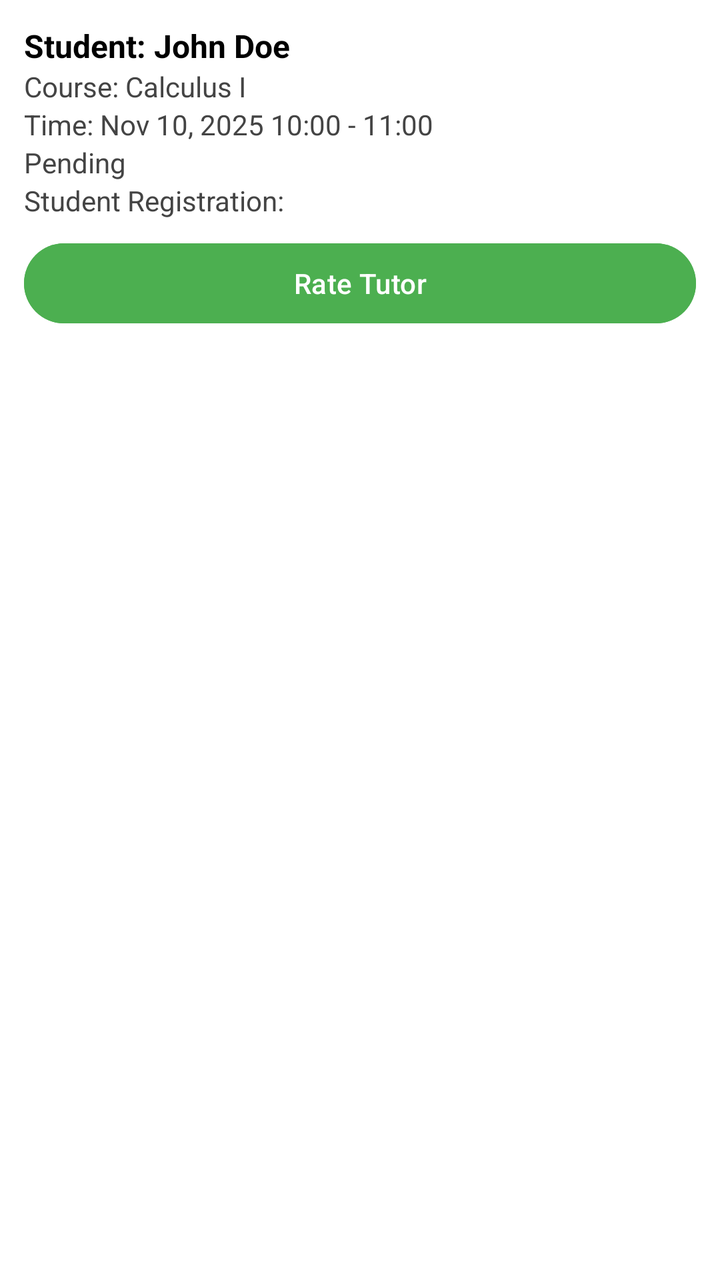
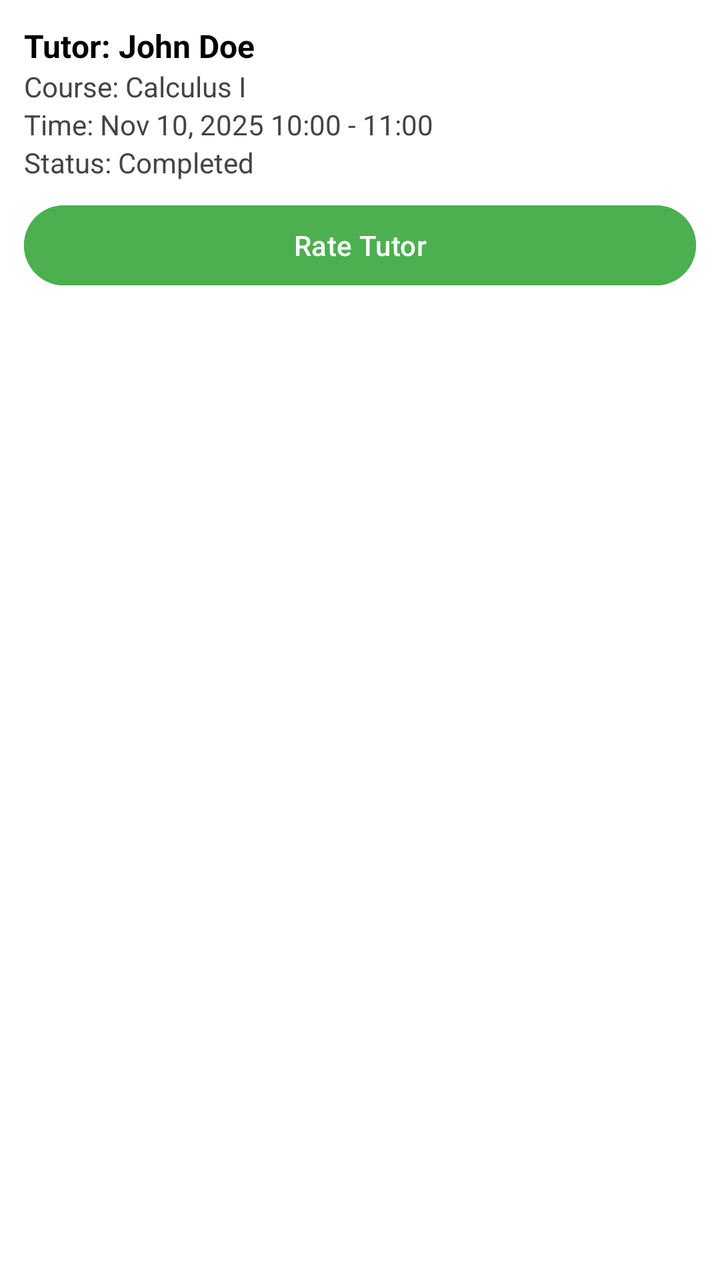

Screens rendered from an Android XML layout before and after an edit, with the pre-edit source and the edit as a unified diff.
<!-- AndroidManifest.xml: application theme Theme.Math_tutor_application -->
<!-- res/layout/div4_item_past_session_adaptor.xml -->
<?xml version="1.0" encoding="utf-8"?>
<LinearLayout xmlns:android="http://schemas.android.com/apk/res/android"
    android:layout_width="match_parent"
    android:layout_height="wrap_content"
    android:orientation="vertical"
    android:padding="12dp"
    android:background="@android:color/white"
    android:layout_marginBottom="8dp"
    android:elevation="2dp">

    <TextView
        android:id="@+id/studentName"
        android:layout_width="wrap_content"
        android:layout_height="wrap_content"
        android:text="Student: John Doe"
        android:textStyle="bold"
        android:textSize="16sp"
        android:textColor="#000000" />


    <TextView
        android:id="@+id/course"
        android:layout_width="wrap_content"
        android:layout_height="wrap_content"
        android:text="Course: Calculus I"
        android:textSize="14sp"
        android:textColor="#444444" />

    <TextView
        android:id="@+id/time"
        android:layout_width="wrap_content"
        android:layout_height="wrap_content"
        android:text="Time: Nov 10, 2025 10:00 - 11:00"
        android:textSize="14sp"
        android:textColor="#444444" />

    <TextView
        android:id="@+id/status"
        android:layout_width="wrap_content"
        android:layout_height="wrap_content"
        android:text="Pending"
        android:textSize="14sp"
        android:textColor="#444444" />

    <TextView
        android:id="@+id/studentRegistration"
        android:layout_width="wrap_content"
        android:layout_height="wrap_content"
        android:text="Student Registration:"
        android:textSize="14sp"
        android:textColor="#444444" />

    <LinearLayout
        android:layout_width="match_parent"
        android:layout_height="wrap_content"
        android:orientation="horizontal"
        android:gravity="center_horizontal"
        android:layout_marginTop="8dp">

        <Button
            android:id="@+id/approveBtn"
            android:layout_width="match_parent"
            android:layout_height="wrap_content"
            android:text="Rate Tutor"
            android:backgroundTint="#4CAF50"
            android:textColor="#FFFFFF" />

    </LinearLayout>
</LinearLayout>
<!-- resources referenced by this layout -->
<resources>
  <style name="Theme.Math_tutor_application" parent="Base.Theme.Math_tutor_application" />
  <style name="Base.Theme.Math_tutor_application" parent="Theme.Material3.DayNight.NoActionBar">
          
          
      </style>
</resources>

<!-- the commit's change to res/layout/div4_item_past_session_adaptor.xml (unified diff, before → after) -->
@@ -9,10 +9,10 @@
     android:elevation="2dp">
 
     <TextView
-        android:id="@+id/studentName"
+        android:id="@+id/tutorName"
         android:layout_width="wrap_content"
         android:layout_height="wrap_content"
-        android:text="Student: John Doe"
+        android:text="Tutor: John Doe"
         android:textStyle="bold"
         android:textSize="16sp"
         android:textColor="#000000" />
@@ -38,17 +38,11 @@
         android:id="@+id/status"
         android:layout_width="wrap_content"
         android:layout_height="wrap_content"
-        android:text="Pending"
+        android:text="Status: Completed"
         android:textSize="14sp"
         android:textColor="#444444" />
 
-    <TextView
-        android:id="@+id/studentRegistration"
-        android:layout_width="wrap_content"
-        android:layout_height="wrap_content"
-        android:text="Student Registration:"
-        android:textSize="14sp"
-        android:textColor="#444444" />
+
 
     <LinearLayout
         android:layout_width="match_parent"
@@ -58,7 +52,7 @@
         android:layout_marginTop="8dp">
 
         <Button
-            android:id="@+id/approveBtn"
+            android:id="@+id/rateTutorBtn"
             android:layout_width="match_parent"
             android:layout_height="wrap_content"
             android:text="Rate Tutor"
